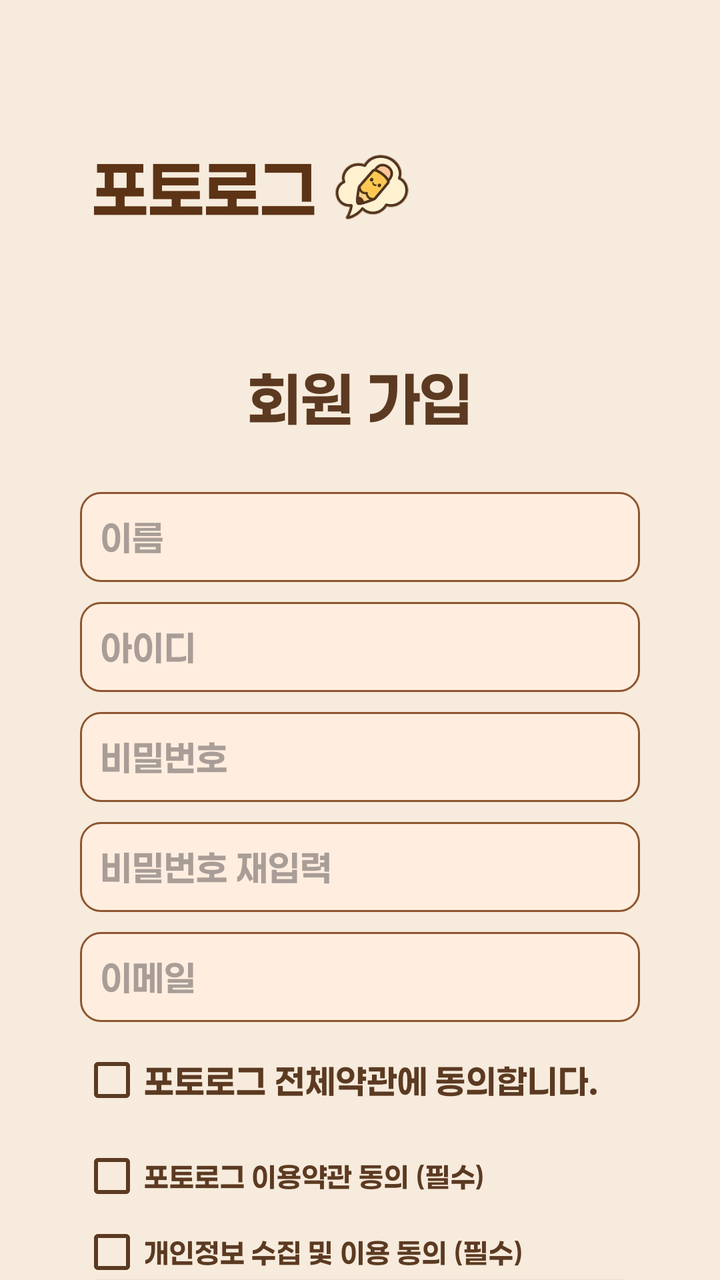
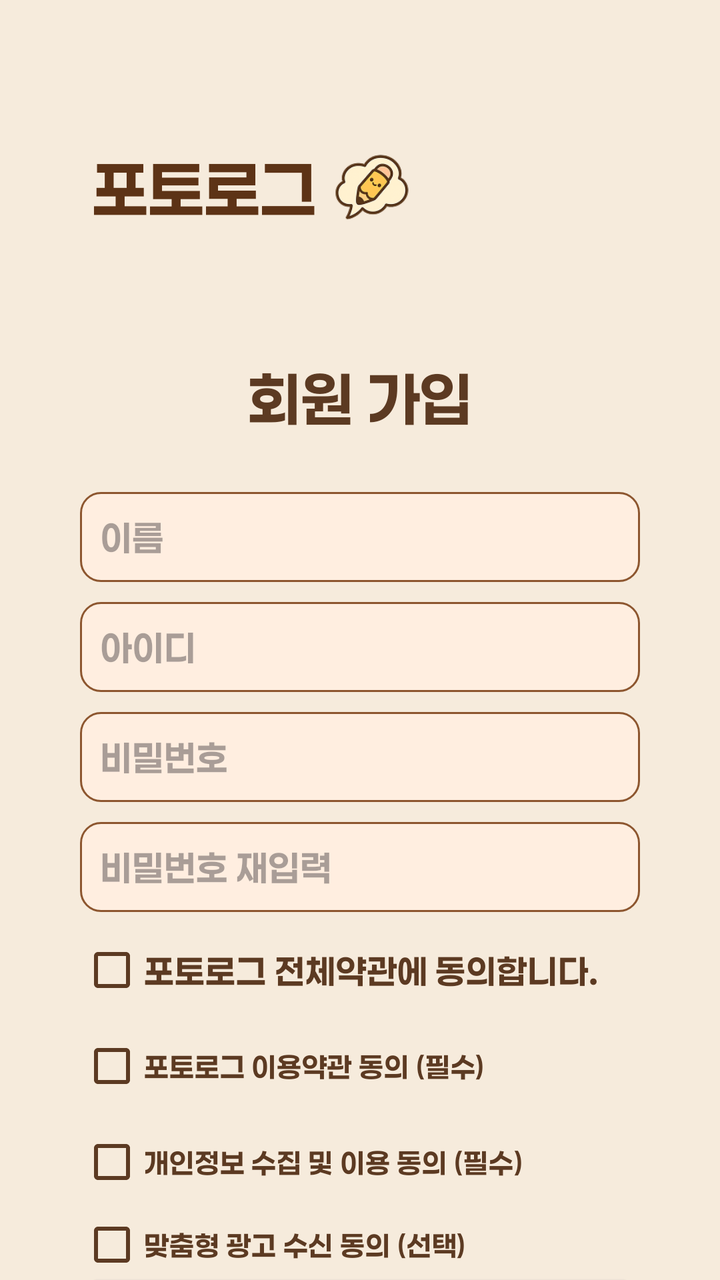

An Android layout rendered at two revisions. The XML below is the earlier revision; the diff shows what the commit changed to produce the second picture.
<!-- AndroidManifest.xml: application theme Theme.Photolog -->
<!-- res/layout/activity_sign_up.xml -->
<?xml version="1.0" encoding="utf-8"?>
<LinearLayout xmlns:android="http://schemas.android.com/apk/res/android"
    xmlns:app="http://schemas.android.com/apk/res-auto"
    android:layout_width="match_parent"
    android:layout_height="match_parent"
    android:background="#F6EBDC"
    android:orientation="vertical"
    android:paddingHorizontal="30dp"
    android:layout_gravity="center_horizontal"
    android:paddingTop="50dp">

    
    <LinearLayout
        android:id="@+id/layout_logo"
        android:layout_width="wrap_content"
        android:layout_height="wrap_content"
        android:layout_margin="16dp"
        android:orientation="horizontal"
        android:gravity="center_vertical"
        app:layout_constraintTop_toTopOf="parent"
        app:layout_constraintStart_toStartOf="parent">

        <TextView
            android:layout_width="wrap_content"
            android:layout_height="wrap_content"
            android:text="@string/app_name"
            android:textSize="32sp"
            android:textColor="#5D3316"
            android:fontFamily="@font/paperlogy_7" />

        <ImageView
            android:layout_width="52sp"
            android:layout_height="52sp"
            android:src="@drawable/photolog_logo"
            android:layout_margin="2dp" />
    </LinearLayout>

    
    <TextView
        android:layout_width="match_parent"
        android:layout_height="48dp"
        android:layout_marginTop="40dp"
        android:gravity="center_horizontal"
        android:text="회원 가입"
        android:textColor="#5C3A22"
        android:textSize="30sp"
        android:fontFamily="@font/paperlogy_7"
        android:textStyle="bold" />

    
    <EditText
        android:layout_gravity="center_horizontal"
        android:layout_width="280dp"
        android:layout_height="45dp"
        android:hint="이름"
        android:layout_marginTop="20dp"
        android:background="@drawable/edittext_bg"
        android:padding="10dp"/>

    <EditText
        android:layout_gravity="center_horizontal"
        android:layout_width="280dp"
        android:layout_height="45dp"
        android:hint="아이디"
        android:layout_marginTop="10dp"
        android:background="@drawable/edittext_bg"
        android:padding="10dp"/>

    <EditText
        android:layout_gravity="center_horizontal"
        android:layout_width="280dp"
        android:layout_height="45dp"
        android:hint="비밀번호"
        android:layout_marginTop="10dp"
        android:inputType="textPassword"
        android:background="@drawable/edittext_bg"
        android:padding="10dp"/>

    <EditText
        android:layout_gravity="center_horizontal"
        android:layout_width="280dp"
        android:layout_height="45dp"
        android:hint="비밀번호 재입력"
        android:layout_marginTop="10dp"
        android:inputType="textPassword"
        android:background="@drawable/edittext_bg"
        android:padding="10dp"/>

    <EditText
        android:layout_gravity="center_horizontal"
        android:layout_width="280dp"
        android:layout_height="45dp"
        android:hint="이메일"
        android:layout_marginTop="10dp"
        android:inputType="textEmailAddress"
        android:background="@drawable/edittext_bg"
        android:padding="10dp"/>

    
    <CheckBox
        android:id="@+id/chkAll"
        android:layout_gravity="center_horizontal"
        android:layout_width="280dp"
        android:layout_height="wrap_content"
        android:text="포토로그 전체약관에 동의합니다."
        android:textStyle="bold"
        android:textColor="#5C3A22"
        android:textSize="17sp"
        app:buttonTint="@color/checkbox_tint"
        android:layout_marginTop="5dp"/>

    
    <CheckBox
        android:id="@+id/chkUse"
        android:layout_gravity="center_horizontal"
        android:layout_width="280dp"
        android:layout_height="wrap_content"
        android:text="포토로그 이용약관 동의 (필수)"
        android:textColor="#5C3A22"
        app:buttonTint="@color/checkbox_tint"/>

    <CheckBox
        android:id="@+id/chkPrivacy"
        android:layout_gravity="center_horizontal"
        android:layout_width="280dp"
        android:layout_height="wrap_content"
        android:text="개인정보 수집 및 이용 동의 (필수)"
        android:textColor="#5C3A22"
        app:buttonTint="@color/checkbox_tint"/>

    <CheckBox
        android:id="@+id/chkAd"
        android:layout_gravity="center_horizontal"
        android:layout_width="280dp"
        android:layout_height="wrap_content"
        android:text="맞춤형 광고 수신 동의 (선택)"
        android:textColor="#5C3A22"
        app:buttonTint="@color/checkbox_tint"/>

    
    <android.widget.Button
        android:id="@+id/btnLogin"
        android:layout_gravity="center_horizontal"
        android:layout_width="280dp"
        android:layout_height="50dp"

        android:background="@drawable/login_button_bg"
        android:text="회원 가입"
        android:textColor="#FFFFFF"
        android:textSize="20sp"
        android:textStyle="bold"/>
</LinearLayout>
<!-- resources referenced by this layout -->
<resources>
  <!-- drawable edittext_bg (drawable) -->
  <shape xmlns:android="http://schemas.android.com/apk/res/android"
      android:shape="rectangle">
      <solid android:color="#FFEEE0" />
      <stroke android:width="1dp" android:color="#8D562F"/>
      <corners android:radius="10dp"/>
  </shape>
  <!-- drawable login_button_bg (drawable) -->
  <shape xmlns:android="http://schemas.android.com/apk/res/android"
      android:shape="rectangle">
      <solid android:color="#8D562F" />
      <stroke android:width="1dp" android:color="#5D3316"/>
      <corners android:radius="10dp"/>
  </shape>
  <!-- drawable photolog_logo: png bitmap (drawable, 12591 bytes) -->
  <string name="app_name">포토로그</string>
  <style name="Theme.Photolog" parent="Base.Theme.Photolog" />
  <style name="Base.Theme.Photolog" parent="Theme.Material3.DayNight.NoActionBar">
          
          <item name="android:fontFamily">@font/paperlogy_7</item>
          
      </style>
</resources>

<!-- the commit's change to res/layout/activity_sign_up.xml (unified diff, before → after) -->
@@ -86,16 +86,6 @@
         android:background="@drawable/edittext_bg"
         android:padding="10dp"/>
 
-    <EditText
-        android:layout_gravity="center_horizontal"
-        android:layout_width="280dp"
-        android:layout_height="45dp"
-        android:hint="이메일"
-        android:layout_marginTop="10dp"
-        android:inputType="textEmailAddress"
-        android:background="@drawable/edittext_bg"
-        android:padding="10dp"/>
-
     
     <CheckBox
         android:id="@+id/chkAll"
